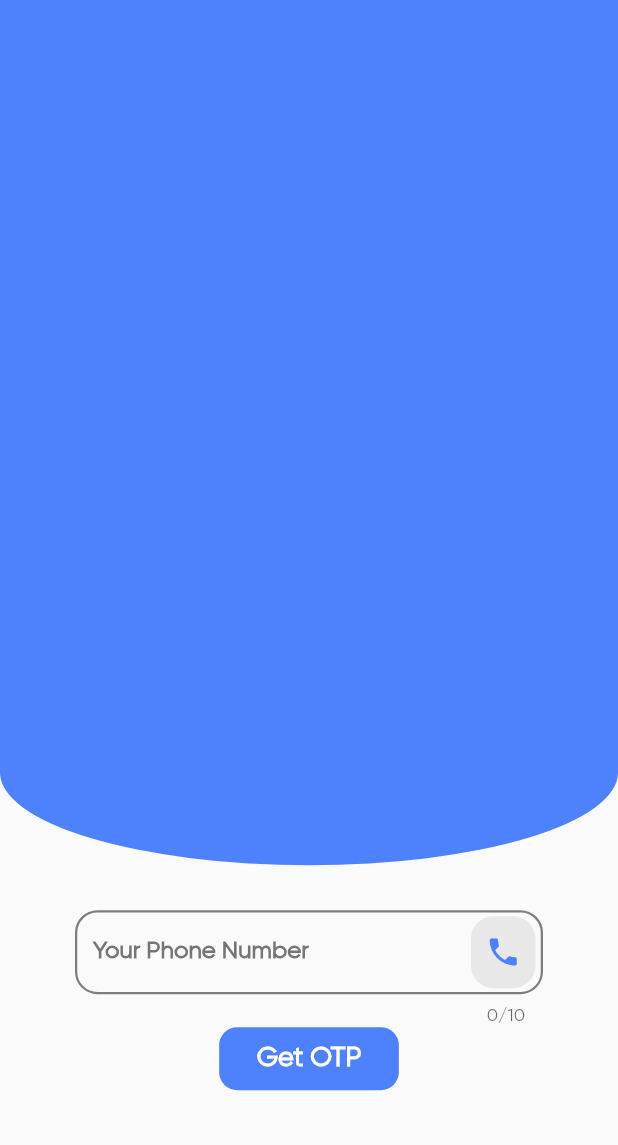
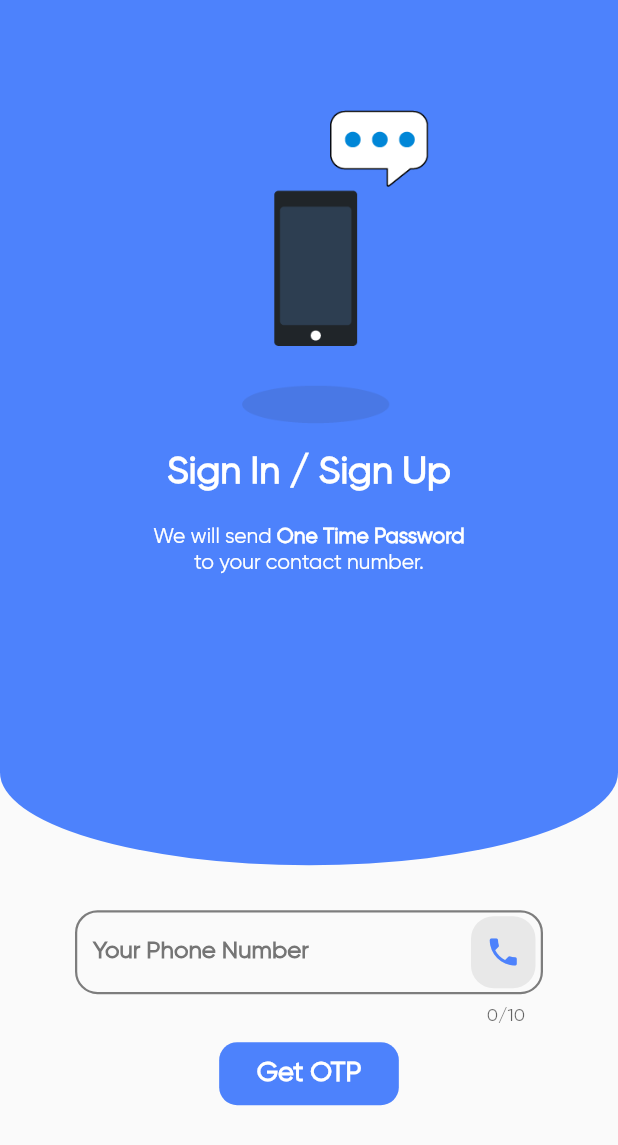
Before and after one commit to Balajijangde/DemandO, a Flutter app: the screen it shows after launch, on a phone screen of 412 x 824 dp. Shown: the top 1145 px of the screen. Run offline on Flutter 3.47's test engine with Material 2 defaults, Android fonts, the phone set to English and light mode, and no system bars; our stand-ins replace cloud_firestore, connectivity, file_picker, firebase_auth, firebase_core, firebase_storage and 7 more; missing offline and left inert: flutter_statusbarcolor; accounts and stored records are empty.

```diff
--- a/lib/AppConstants.dart
+++ b/lib/AppConstants.dart
@@ -2,6 +2,7 @@ import "package:flutter/material.dart";
 
 //Universal settings
 const double PageSidePadding = 30.0;
+const double HeadingSize = 25.0;
 
 //Colors
 // const Appblue = const Color(0xff4e82fc);
@@ -19,11 +20,20 @@ const String RegistrationScreen2Route = "RegistrationScreen2";
 const String RegistrationScreen3Route = "RegistrationScreen3";
 const String RegistrationScreen4Route = "RegistrationScreen4";
 const String LoginViewRoute = "LoginView";
+const String OtpVerificationViewRoute = "OtpVerificationView";
 
 enum ViewState { Idle, Busy }
 
 InputDecoration appInputDecoration({String labelText, IconData icon}) {
   return InputDecoration(
+    disabledBorder: OutlineInputBorder(
+        borderRadius: BorderRadius.all(Radius.circular(15.0)),
+        borderSide:
+            BorderSide(width: 1.5, color: Appgrey, style: BorderStyle.solid)),
+    focusedErrorBorder: OutlineInputBorder(
+        borderRadius: BorderRadius.all(Radius.circular(15.0)),
+        borderSide: BorderSide(
+            width: 1.5, color: Colors.red, style: BorderStyle.solid)),
     errorBorder: OutlineInputBorder(
         borderRadius: BorderRadius.all(Radius.circular(15.0)),
         borderSide: BorderSide(
--- a/lib/main.dart
+++ b/lib/main.dart
@@ -1,3 +1,4 @@
+import 'package:demando/ui/app/locator.dart';
 import 'package:demando/widgets/InitializingFirebase.dart';
 import 'package:demando/widgets/InitializingFirebaseFailed.dart';
 import "package:flutter/material.dart";
@@ -6,9 +7,11 @@ import 'package:flutter_statusbarcolor/flutter_statusbarcolor.dart';
 import "package:demando/AppConstants.dart";
 import "package:demando/router.dart" as router;
 import "package:firebase_core/firebase_core.dart";
+import 'package:stacked_services/stacked_services.dart';
 
 void main() {
   WidgetsFlutterBinding.ensureInitialized();
+  setuplocator();
   runApp(ProviderScope(child: App()));
 }
 
@@ -43,6 +46,7 @@ class InitializedFirebaseSuccessfuly extends StatelessWidget {
   Widget build(BuildContext context) {
     FlutterStatusbarcolor.setStatusBarColor(Appblue);
     return MaterialApp(
+      navigatorKey: StackedService.navigatorKey,
       theme: ThemeData(fontFamily: 'Gilroy'),
       title: "DemandO",
       debugShowCheckedModeBanner: false,
--- a/lib/router.dart
+++ b/lib/router.dart
@@ -3,6 +3,7 @@ import 'package:demando/screens/registration/RegistrationScreen2.dart';
 import 'package:demando/screens/registration/RegistrationScreen3.dart';
 import 'package:demando/screens/registration/RegistrationScreen4.dart';
 import 'package:demando/ui/views/login/login_view.dart';
+import 'package:demando/ui/views/otp/otp_verification_view.dart';
 import "package:flutter/material.dart";
 import "package:demando/AppConstants.dart";
 import "package:demando/screens/SigninScreen.dart";
@@ -35,6 +36,17 @@ Route<dynamic> generateRoute(RouteSettings settings) {
     case RegistrationScreen4Route:
       return PageTransition(
           child: RegistrationScreen4(), type: PageTransitionType.rightToLeft);
+    case LandingScreenRoute:
+      return PageTransition(
+          child: LandingScreen(), type: PageTransitionType.rightToLeft);
+    case OtpVerificationViewRoute:
+      final Map<String, dynamic> args = settings.arguments;
+      return PageTransition(
+          child: OtpVerificationView(
+              phoneNumber: args["phoneNumber"],
+              verificationID: args["verificationID"],
+              resendToken: args["resendToken"]),
+          type: PageTransitionType.rightToLeft);
     default:
       return MaterialPageRoute(builder: (context) => LoginView());
   }
--- a/lib/screens/SigninScreen.dart
+++ b/lib/screens/SigninScreen.dart
@@ -62,7 +62,7 @@ class _SigninScreenState extends State<SigninScreen> {
         verificationId: this.verificationID, smsCode: this.otp);
     try {
       await auth.signInWithCredential(phoneAuthCredential);
-      data.userInitialization(FirebaseAuth.instance.currentUser.uid);
+      await data.userInitialization(FirebaseAuth.instance.currentUser.uid);
       setState(() {
         this.isBusy = false;
       });
--- a/lib/ui/views/login/login_view.dart
+++ b/lib/ui/views/login/login_view.dart
@@ -12,14 +12,58 @@ class LoginView extends StatefulWidget {
 }
 
 class _LoginViewState extends State<LoginView> {
+  final GlobalKey<FormState> loginFormKey = GlobalKey<FormState>();
   @override
   Widget build(BuildContext context) {
     return ViewModelBuilder<LoginViewModel>.reactive(
         builder: (context, model, child) => Scaffold(
-                body: SingleChildScrollView(
+                body: GestureDetector(
+              onTap: () {
+                FocusScope.of(context).requestFocus(FocusNode());
+              },
+              child: SingleChildScrollView(
                 child: Column(
                   children: [
                     Container(
+                      child: Column(
+                        children: [
+                          Container(
+                            padding: EdgeInsets.only(top: 70.0),
+                            child: Image.asset("images/phone.png",
+                                fit: BoxFit.contain),
+                            // color: Colors.amber,
+                            height: 300.0,
+                            width: 300.0,
+                          ),
+                          Text(
+                            "Sign In / Sign Up",
+                            style: TextStyle(
+                                fontSize: HeadingSize,
+                                color: Colors.white,
+                                fontWeight: FontWeight.w900),
+                          ),
+                          SizedBox(
+                            height: 20.0,
+                          ),
+                          Row(
+                            mainAxisAlignment: MainAxisAlignment.center,
+                            children: [
+                              Text(
+                                "We will send ",
+                                style: TextStyle(color: Colors.white),
+                              ),
+                              Text(
+                                "One Time Password",
+                                style: TextStyle(
+                                    color: Colors.white,
+                                    fontWeight: FontWeight.w900),
+                              )
+                            ],
+                          ),
+                          Text("to your contact number.",
+                              style: TextStyle(color: Colors.white))
+                        ],
+                      ),
                       decoration: BoxDecoration(
                           color: Appblue,
                           borderRadius: BorderRadius.only(
@@ -31,19 +75,34 @@ class _LoginViewState extends State<LoginView> {
                     Padding(
                       padding:
                           EdgeInsets.only(left: 50.0, right: 50.0, top: 30.0),
-                    child: TextField(
+                      child: Form(
+                        key: loginFormKey,
+                        child: TextFormField(
+                            enabled: model.handleInputState(),
+                            onFieldSubmitted: (String value) {
+                              model.getOtp(loginFormKey);
+                            },
+                            onSaved: (String value) {
+                              model.setPhoneNumber(value);
+                            },
+                            validator: (String value) =>
+                                model.validatePhoneNumber(value),
                             keyboardType: TextInputType.phone,
                             maxLength: 10,
                             decoration: appInputDecoration(
-                            labelText: "Your Phone Number", icon: Icons.phone)),
+                                labelText: "Your Phone Number",
+                                icon: Icons.phone)),
                       ),
+                    ),
+                    SizedBox(height: 10.0),
                     model.viewState == ViewState.Busy
                         ? (CircularProgressIndicator())
                         : (AppButton(
-                          onPressed: () => model.testFunction(),
+                            onPressed: () => model.getOtp(loginFormKey),
                             title: "Get OTP",
                           ))
                   ],
+                ),
               ),
             )),
         viewModelBuilder: () => LoginViewModel());
--- a/pubspec.yaml
+++ b/pubspec.yaml
@@ -37,6 +37,7 @@ dependencies:
   stacked_services: ^0.6.6
   get_it: ^5.0.6
   logger: ^0.9.4
+  pin_code_fields: ^6.1.0
 
 
 
```
Also changed, not shown: lib/services/Auth.dart (+20 -0 lines), lib/services/connectivity_service.dart (added, +13 -0 lines), lib/ui/app/locator.dart (added, +18 -0 lines), lib/ui/views/login/login_viewmodel.dart (+70 -4 lines), lib/ui/views/otp/otp_verification_view.dart (added, +156 -0 lines), lib/ui/views/otp/otp_verification_viewmodel.dart (added, +89 -0 lines), images/phone.png (added), pubspec.lock. Lines whose indentation alone changed are shown as unchanged.
